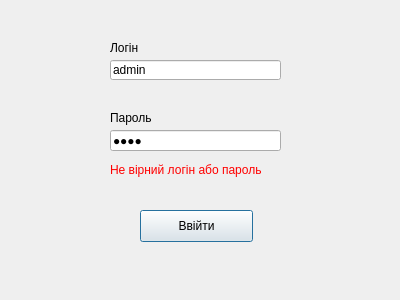
Before: the Qt Designer form login.ui in chepiga1995/db_project, drawn with Qt 5.
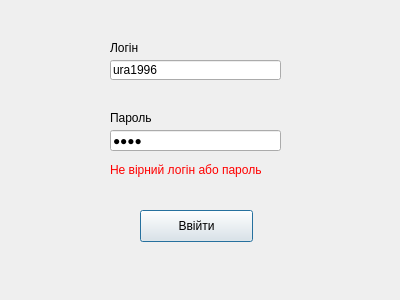
After: the same form once the commit is applied.

What changed in the file:
```diff
--- a/login.ui
+++ b/login.ui
@@ -41,7 +41,7 @@
     </rect>
    </property>
    <property name="text">
-    <string>admin</string>
+    <string>ura1996</string>
    </property>
   </widget>
   <widget class="QPushButton" name="pushButton">
```
